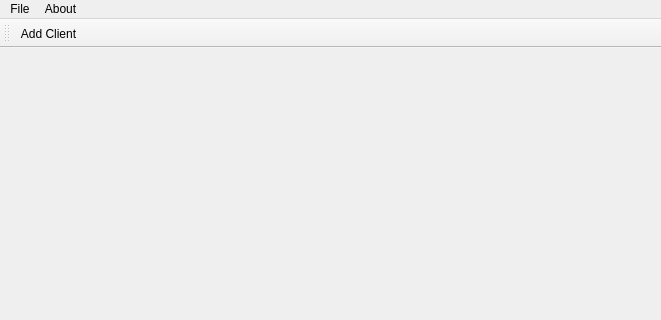
Above: mainwindow.ui from penghanyuan/ProjectQt before the change; both pictures show x 0 to 661 and y 0 to 320 of the 661 by 460 pixel window. Below: the same form after it.
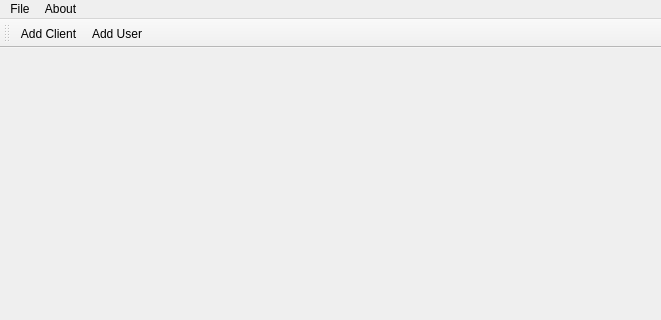
That is the form after the change. Icons and pictures are not drawn.

The edit to the form file:
```diff
--- a/mainwindow.ui
+++ b/mainwindow.ui
@@ -54,6 +54,7 @@
     <bool>false</bool>
    </attribute>
    <addaction name="actionAdd_Client"/>
+   <addaction name="actionAdd_User"/>
   </widget>
   <widget class="QStatusBar" name="statusBar"/>
   <action name="actionAdd_Client_2">
@@ -80,6 +81,15 @@
     <string>Add Client</string>
    </property>
   </action>
+  <action name="actionAdd_User">
+   <property name="icon">
+    <iconset resource="icons.qrc">
+     <normaloff>:/images/user.jpg</normaloff>:/images/user.jpg</iconset>
+   </property>
+   <property name="text">
+    <string>Add User</string>
+   </property>
+  </action>
  </widget>
  <layoutdefault spacing="6" margin="11"/>
  <resources>
```
